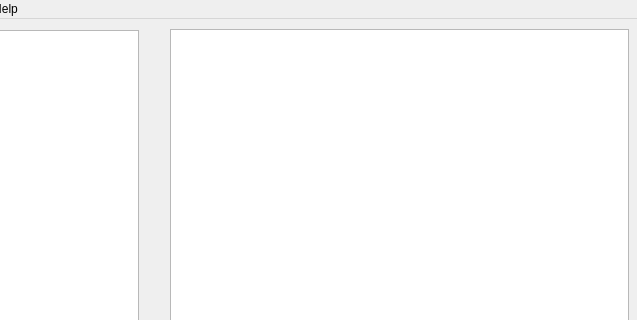
The window that 2019/Manager for home web server/Manager_for_home_web_server/mainwindow.ui (ItsOKayCZ/CPlusPlus) describes before a commit, drawn with Qt 5; both pictures show x 100 to 737 and y 0 to 320 of the 737 by 647 pixel window.
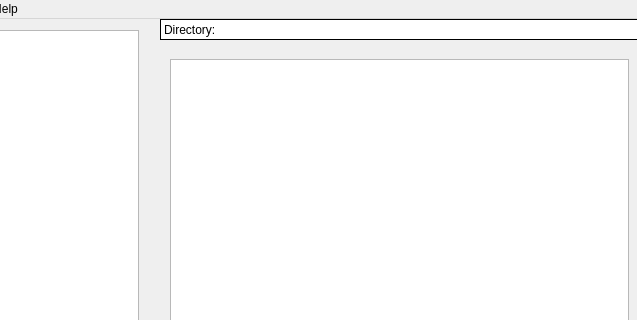
The same window after the commit.

```diff
--- a/2019/Manager for home web server/Manager_for_home_web_server/mainwindow.ui
+++ b/2019/Manager for home web server/Manager_for_home_web_server/mainwindow.ui
@@ -10,6 +10,18 @@
     <height>647</height>
    </rect>
   </property>
+  <property name="minimumSize">
+   <size>
+    <width>737</width>
+    <height>647</height>
+   </size>
+  </property>
+  <property name="maximumSize">
+   <size>
+    <width>737</width>
+    <height>647</height>
+   </size>
+  </property>
   <property name="windowTitle">
    <string>MainWindow</string>
   </property>
@@ -39,9 +51,9 @@
     <property name="geometry">
      <rect>
       <x>259</x>
-      <y>-1</y>
+      <y>29</y>
       <width>481</width>
-      <height>631</height>
+      <height>601</height>
      </rect>
     </property>
     <layout class="QVBoxLayout" name="directoryContentsLayout">
@@ -50,6 +62,24 @@
      </item>
     </layout>
    </widget>
+   <widget class="QLabel" name="directoryLabel">
+    <property name="geometry">
+     <rect>
+      <x>260</x>
+      <y>0</y>
+      <width>481</width>
+      <height>21</height>
+     </rect>
+    </property>
+    <property name="styleSheet">
+     <string notr="true">border: 1px solid black;
+
+background-color: white;</string>
+    </property>
+    <property name="text">
+     <string>Directory:</string>
+    </property>
+   </widget>
   </widget>
   <widget class="QMenuBar" name="menuBar">
    <property name="geometry">
```
Left out of the diff: 2 changed lines with no effect on the pictures.
